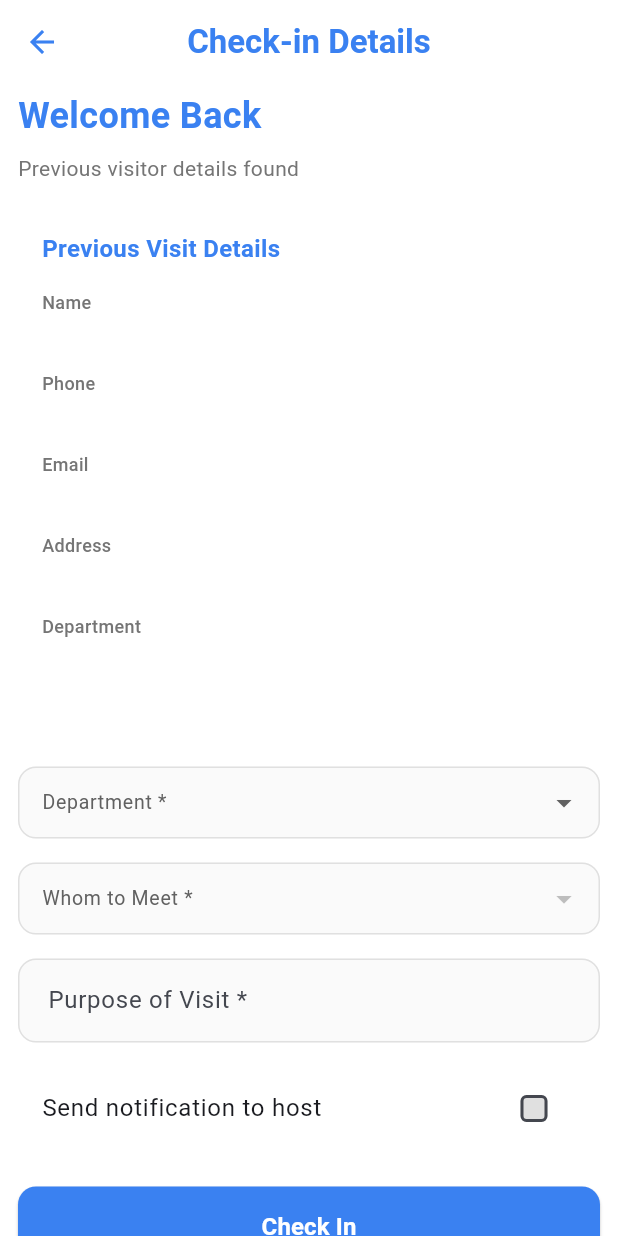
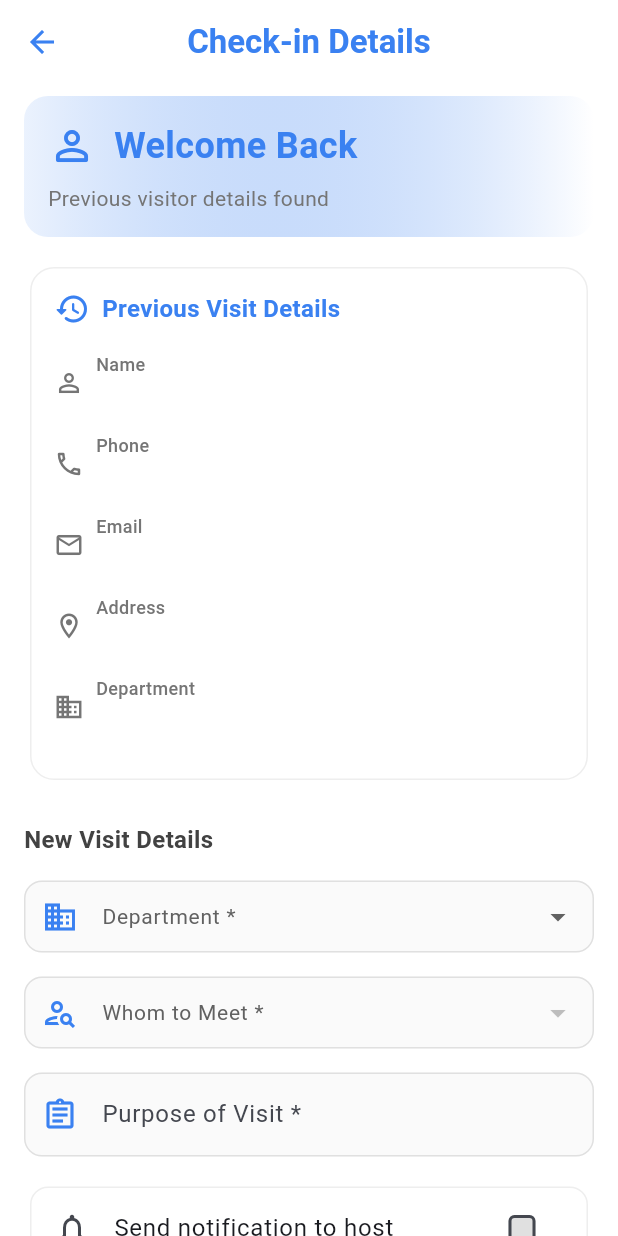
Before and after one commit to naikNiranjan/RV-Visitor-Management, a Flutter app: the ReturnVisitorDetailsScreen widget shown alone on an empty page, opened directly with empty values, on a phone screen of 412 x 824 dp. Run offline on Flutter 3.47's test engine with Material 3 defaults, Android fonts, the phone set to English and light mode, and no system bars; our stand-ins replace cloud_firestore, file_picker, firebase_core, flutter_riverpod, freezed_annotation, lottie and 1 more; missing offline and left inert: camerawesome; accounts and stored records are empty.

Commit message:
Fixed the user quick check in screen

```diff
--- a/lib/features/visitor_management/presentation/screens/return_visitor_details_screen.dart
+++ b/lib/features/visitor_management/presentation/screens/return_visitor_details_screen.dart
@@ -27,7 +27,7 @@ class ReturnVisitorDetailsScreen extends ConsumerStatefulWidget {
 class _ReturnVisitorDetailsScreenState
     extends ConsumerState<ReturnVisitorDetailsScreen> {
   final _formKey = GlobalKey<FormState>();
-  int _numberOfVisitors = 1;
+  final int _numberOfVisitors = 1;
   String? _selectedStaffId;
   String? _selectedDepartmentCode;
   final _purposeController = TextEditingController();
@@ -96,12 +96,35 @@ class _ReturnVisitorDetailsScreenState
       title: 'Check-in Details',
       showBackButton: true,
       body: SingleChildScrollView(
-        padding: const EdgeInsets.symmetric(horizontal: 12, vertical: 4),
+        padding: const EdgeInsets.symmetric(horizontal: 16, vertical: 8),
         child: Form(
           key: _formKey,
           child: Column(
             crossAxisAlignment: CrossAxisAlignment.start,
             children: [
+              // Welcome Section
+              Container(
+                padding: const EdgeInsets.all(16),
+                decoration: BoxDecoration(
+                  gradient: LinearGradient(
+                    colors: [
+                      AppTheme.primaryColor.withOpacity(0.1),
+                      Colors.white,
+                    ],
+                  ),
+                  borderRadius: BorderRadius.circular(16),
+                ),
+                child: Column(
+                  crossAxisAlignment: CrossAxisAlignment.start,
+                  children: [
+                    Row(
+                      children: [
+                        const Icon(
+                          Icons.person_outline_rounded,
+                          color: AppTheme.primaryColor,
+                          size: 32,
+                        ),
+                        const SizedBox(width: 12),
                         const Text(
                           'Welcome Back',
                           style: TextStyle(
@@ -109,6 +132,8 @@ class _ReturnVisitorDetailsScreenState
                             fontWeight: FontWeight.bold,
                             color: AppTheme.primaryColor,
                           ),
+                        ),
+                      ],
                     ),
                     const SizedBox(height: 8),
                     Text(
@@ -118,18 +143,28 @@ class _ReturnVisitorDetailsScreenState
                         color: Colors.grey[600],
                       ),
                     ),
+                  ],
+                ),
+              ),
               const SizedBox(height: 16),
-              // Visitor Information Card
+
+              // Previous Visit Details Card
               Card(
-                margin: const EdgeInsets.only(bottom: 16),
+                elevation: 0,
                 shape: RoundedRectangleBorder(
-                  borderRadius: BorderRadius.circular(12),
+                  borderRadius: BorderRadius.circular(16),
+                  side: BorderSide(color: Colors.grey[200]!),
                 ),
                 child: Padding(
                   padding: const EdgeInsets.all(16),
                   child: Column(
                     crossAxisAlignment: CrossAxisAlignment.start,
                     children: [
+                      Row(
+                        children: [
+                          Icon(Icons.history_rounded,
+                            color: AppTheme.primaryColor),
+                          const SizedBox(width: 8),
                           const Text(
                             'Previous Visit Details',
                             style: TextStyle(
@@ -138,36 +173,62 @@ class _ReturnVisitorDetailsScreenState
                               color: AppTheme.primaryColor,
                             ),
                           ),
+                        ],
+                      ),
                       const SizedBox(height: 16),
                       ListView(
                         shrinkWrap: true,
                         physics: const NeverScrollableScrollPhysics(),
                         children: [
-                          _buildDetailRow('Name', widget.visitorData['name'] as String),
-                          _buildDetailRow('Phone', widget.visitorData['contactNumber'] as String),
-                          _buildDetailRow('Email', widget.visitorData['email'] as String),
+                          _buildDetailRow('Name',
+                            widget.visitorData['name'] as String,
+                            Icons.person_outline),
+                          _buildDetailRow('Phone',
+                            widget.visitorData['contactNumber'] as String,
+                            Icons.phone_outlined),
+                          _buildDetailRow('Email',
+                            widget.visitorData['email'] as String,
+                            Icons.email_outlined),
                           if (widget.visitorData['address'] != null)
-                            _buildDetailRow('Address', widget.visitorData['address'] as String),
+                            _buildDetailRow('Address',
+                              widget.visitorData['address'] as String,
+                              Icons.location_on_outlined),
                           if (widget.visitorData['department'] != null)
-                            _buildDetailRow('Department', widget.visitorData['department'] as String),
+                            _buildDetailRow('Department',
+                              widget.visitorData['department'] as String,
+                              Icons.business_outlined),
                         ],
                       ),
                     ],
                   ),
                 ),
               ),
+              const SizedBox(height: 24),
+
+              // Form Fields
+              Text(
+                'New Visit Details',
+                style: TextStyle(
+                  fontSize: 16,
+                  fontWeight: FontWeight.w600,
+                  color: Colors.grey[800],
+                ),
+              ),
               const SizedBox(height: 16),
+
+              // Department Dropdown
               DropdownButtonFormField<String>(
                 value: _selectedDepartmentCode,
                 isExpanded: true,
                 decoration: InputDecoration(
                   labelText: 'Department *',
+                  prefixIcon: const Icon(Icons.business_outlined),
                   labelStyle: TextStyle(
-                    fontSize: 13,
+                    fontSize: 14,
                     color: Colors.grey[700],
                   ),
                   contentPadding: const EdgeInsets.symmetric(
-                    horizontal: 12,
+                    horizontal: 16,
                     vertical: 8,
                   ),
                   border: OutlineInputBorder(
@@ -179,8 +240,7 @@ class _ReturnVisitorDetailsScreenState
                     value: dept.value,
                     child: Text(
                       dept.label,
-                      style: const TextStyle(fontSize: 13),
-                      overflow: TextOverflow.ellipsis,
+                      style: const TextStyle(fontSize: 14),
                     ),
                   );
                 }).toList(),
@@ -190,20 +250,24 @@ class _ReturnVisitorDetailsScreenState
                     _selectedStaffId = null;
                   });
                 },
-                validator: (value) => value == null ? 'Please select department' : null,
+                validator: (value) =>
+                  value == null ? 'Please select department' : null,
               ),
               const SizedBox(height: 16),
+
+              // Staff Dropdown
               DropdownButtonFormField<String>(
                 value: _selectedStaffId,
                 isExpanded: true,
                 decoration: InputDecoration(
                   labelText: 'Whom to Meet *',
+                  prefixIcon: const Icon(Icons.person_search_outlined),
                   labelStyle: TextStyle(
-                    fontSize: 13,
+                    fontSize: 14,
                     color: Colors.grey[700],
                   ),
                   contentPadding: const EdgeInsets.symmetric(
-                    horizontal: 12,
+                    horizontal: 16,
                     vertical: 8,
                   ),
                   border: OutlineInputBorder(
@@ -217,8 +281,7 @@ class _ReturnVisitorDetailsScreenState
                           value: staff.value,
                           child: Text(
                             staff.label,
-                            style: const TextStyle(fontSize: 13),
-                            overflow: TextOverflow.ellipsis,
+                            style: const TextStyle(fontSize: 14),
                           ),
                         );
                       }).toList() ?? [],
@@ -227,13 +290,17 @@ class _ReturnVisitorDetailsScreenState
                     _selectedStaffId = value;
                   });
                 },
-                validator: (value) => value == null ? 'Please select staff' : null,
+                validator: (value) =>
+                  value == null ? 'Please select staff' : null,
               ),
               const SizedBox(height: 16),
+
+              // Purpose TextField
               TextFormField(
                 controller: _purposeController,
                 decoration: InputDecoration(
                   labelText: 'Purpose of Visit *',
+                  prefixIcon: const Icon(Icons.assignment_outlined),
                   border: OutlineInputBorder(
                     borderRadius: BorderRadius.circular(12),
                   ),
@@ -243,7 +310,15 @@ class _ReturnVisitorDetailsScreenState
                     : null,
               ),
               const SizedBox(height: 16),
-              CheckboxListTile(
+
+              // Notification Checkbox
+              Card(
+                elevation: 0,
+                shape: RoundedRectangleBorder(
+                  borderRadius: BorderRadius.circular(12),
+                  side: BorderSide(color: Colors.grey[200]!),
+                ),
+                child: CheckboxListTile(
                   value: _sendNotification,
                   onChanged: (value) {
                     setState(() {
@@ -251,28 +326,34 @@ class _ReturnVisitorDetailsScreenState
                     });
                   },
                   title: const Text('Send notification to host'),
+                  secondary: const Icon(Icons.notifications_outlined),
+                ),
               ),
               const SizedBox(height: 24),
+
+              // Submit Button
               SizedBox(
                 width: double.infinity,
                 height: 54,
-                child: ElevatedButton(
+                child: ElevatedButton.icon(
                   onPressed: _submitForm,
+                  icon: const Icon(Icons.check_circle_outline),
+                  label: const Text(
+                    'Check In',
+                    style: TextStyle(
+                      fontSize: 16,
+                      fontWeight: FontWeight.w600,
+                    ),
+                  ),
                   style: ElevatedButton.styleFrom(
                     backgroundColor: AppTheme.primaryColor,
                     shape: RoundedRectangleBorder(
                       borderRadius: BorderRadius.circular(12),
                     ),
                   ),
-                  child: const Text(
-                    'Check In',
-                    style: TextStyle(
-                      fontSize: 16,
-                      fontWeight: FontWeight.w600,
                 ),
               ),
-                ),
-              ),
+              const SizedBox(height: 24),
             ],
           ),
         ),
@@ -280,9 +361,18 @@ class _ReturnVisitorDetailsScreenState
     );
   }
 
-  Widget _buildDetailRow(String label, String value) {
+  Widget _buildDetailRow(String label, String value, IconData icon) {
     return Padding(
       padding: const EdgeInsets.only(bottom: 12),
+      child: Row(
+        children: [
+          Icon(
+            icon,
+            size: 20,
+            color: Colors.grey[600],
+          ),
+          const SizedBox(width: 8),
+          Expanded(
             child: Column(
               crossAxisAlignment: CrossAxisAlignment.start,
               children: [
@@ -306,6 +396,9 @@ class _ReturnVisitorDetailsScreenState
                 ),
               ],
             ),
+          ),
+        ],
+      ),
     );
   }
 }
```
Lines whose indentation alone changed are shown as unchanged.
